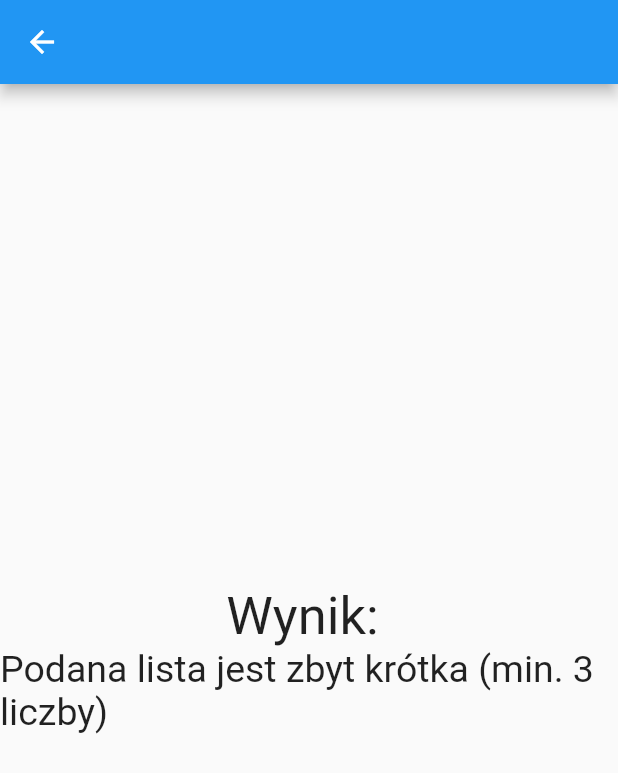
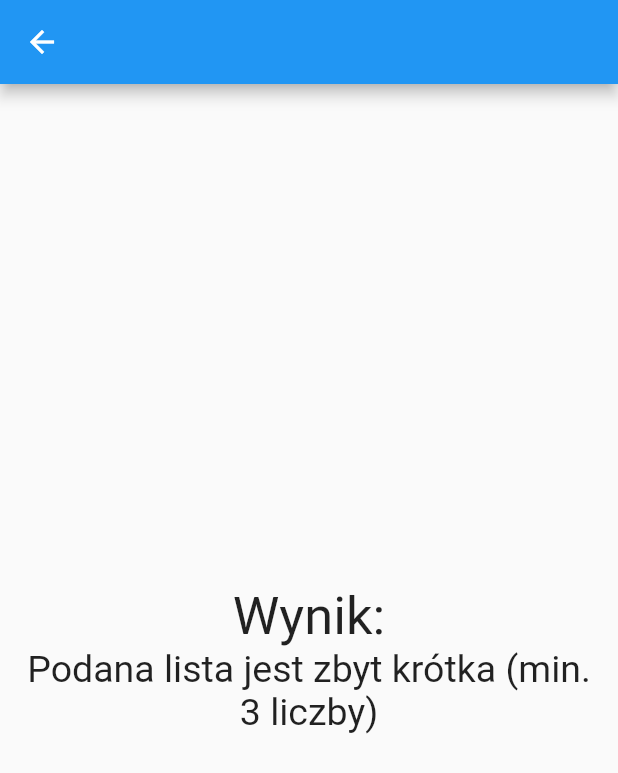
Before and after one commit to stmix/find_outlier_number, a Flutter app: the screen it shows after launch, after a tap on "Wyszukaj", on a phone screen of 412 x 824 dp. Shown: the top 773 px of the screen. Run offline on Flutter 3.47's test engine with Material 2 defaults, Android fonts, the light colour scheme and no system bars.

Commit message:
result page: padding + alignment

```diff
--- a/lib/result.dart
+++ b/lib/result.dart
@@ -16,11 +16,14 @@ class _ResultPageState extends State<ResultPage> {
     return Scaffold(
       appBar: AppBar(),
       body: Container(
+        child: Padding(
+          padding: const EdgeInsets.all(17),
           child: Column(
             mainAxisAlignment: MainAxisAlignment.center,
             children: [
               Center(
                 child: Text(
+                    textAlign: TextAlign.center,
                     style: TextStyle(
                       fontSize: 35,
                     ),
@@ -28,6 +31,7 @@ class _ResultPageState extends State<ResultPage> {
               ),
               Center(
                 child: Text(
+                    textAlign: TextAlign.center,
                     style: TextStyle(
                       fontSize: 25,
                     ),
@@ -36,6 +40,7 @@ class _ResultPageState extends State<ResultPage> {
             ],
           ),
         ),
+      ),
     );
   }
 }
```
Lines whose indentation alone changed are shown as unchanged.
